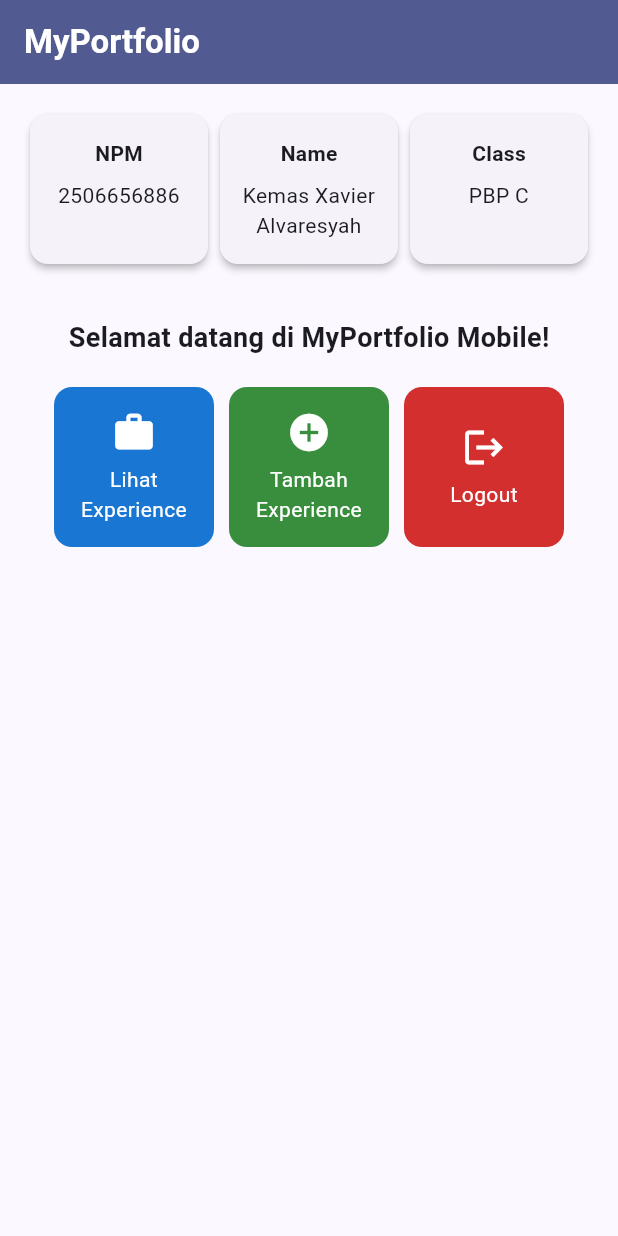
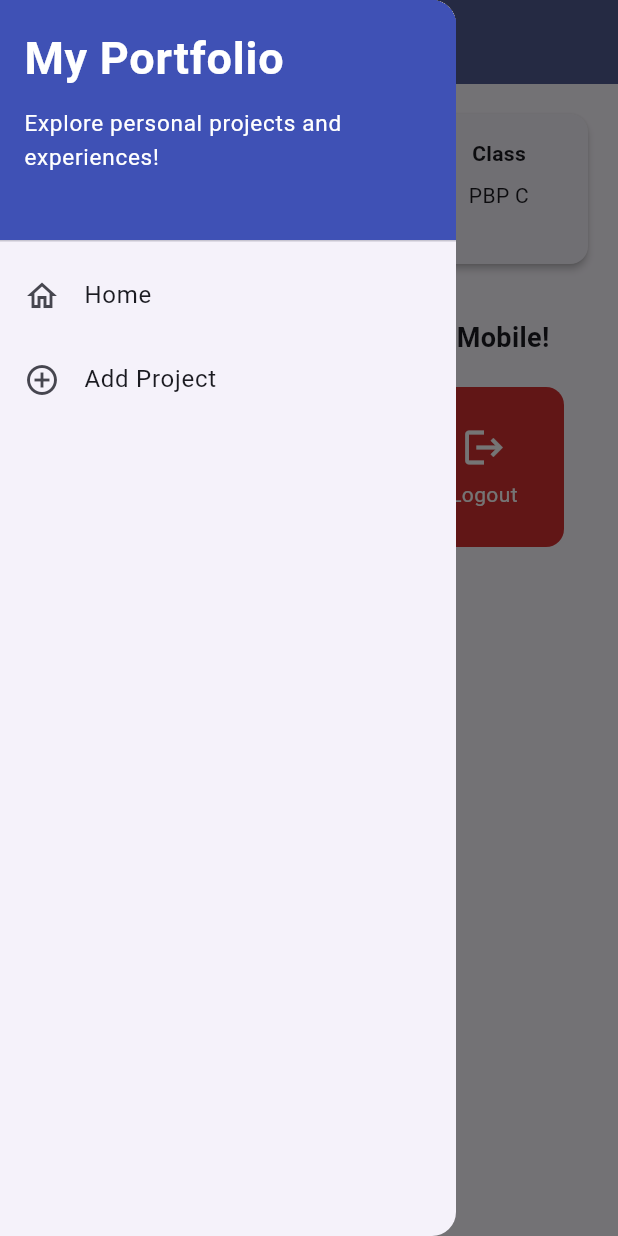
Before and after one commit to 6avier/myportofolio_mobile, a Flutter app: the screen it shows after launch, with the side drawer open (before the commit the screen has no drawer), on a phone screen of 412 x 824 dp. Run offline on Flutter 3.47's test engine with Material 3 defaults, Android fonts, the phone set to English and light mode, and no system bars; our stand-ins replace material_ui.

Commit message:
Tutorial 09: add left drawer for navigating between home and project form

```diff
--- a/lib/menu.dart
+++ b/lib/menu.dart
@@ -1,4 +1,5 @@
 import 'package:material_ui/material_ui.dart';
+import 'package:myportofolio_mobile/widgets/left_drawer.dart';
 
 class MyHomePage extends StatelessWidget {
   MyHomePage({super.key});
@@ -27,7 +28,10 @@ class MyHomePage extends StatelessWidget {
           ),
         ),
         backgroundColor: Theme.of(context).colorScheme.primary,
+        iconTheme: const IconThemeData(color: Colors.white),
       ),
+      // Drawer menu untuk berpindah antarhalaman.
+      drawer: const LeftDrawer(),
       // Body halaman utama dengan padding di sekelilingnya.
       body: Padding(
         padding: const EdgeInsets.all(16.0),
--- a/lib/project_form.dart
+++ b/lib/project_form.dart
@@ -1,4 +1,5 @@
 import 'package:material_ui/material_ui.dart';
+import 'package:myportofolio_mobile/widgets/left_drawer.dart';
 
 class ProjectFormPage extends StatefulWidget {
   const ProjectFormPage({super.key});
@@ -36,6 +37,7 @@ class _ProjectFormPageState extends State<ProjectFormPage> {
         backgroundColor: Colors.indigo,
         foregroundColor: Colors.white,
       ),
+      drawer: const LeftDrawer(),
       body: Form(
         key: _formKey,
         child: SingleChildScrollView(
--- /dev/null
+++ b/lib/widgets/left_drawer.dart
@@ -0,0 +1,69 @@
+import 'package:material_ui/material_ui.dart';
+import 'package:myportofolio_mobile/menu.dart';
+import 'package:myportofolio_mobile/project_form.dart';
+
+class LeftDrawer extends StatelessWidget {
+  const LeftDrawer({super.key});
+
+  @override
+  Widget build(BuildContext context) {
+    return Drawer(
+      child: ListView(
+        children: [
+          const DrawerHeader(
+            decoration: BoxDecoration(
+              color: Colors.indigo,
+            ),
+            child: Column(
+              crossAxisAlignment: CrossAxisAlignment.start,
+              children: [
+                Text(
+                  'My Portfolio',
+                  style: TextStyle(
+                    fontSize: 30,
+                    fontWeight: FontWeight.bold,
+                    color: Colors.white,
+                  ),
+                ),
+                SizedBox(height: 10),
+                Text(
+                  'Explore personal projects and experiences!',
+                  style: TextStyle(
+                    fontSize: 15,
+                    color: Colors.white,
+                  ),
+                ),
+              ],
+            ),
+          ),
+          ListTile(
+            leading: const Icon(Icons.home_outlined),
+            title: const Text('Home'),
+            // Navigasi ke halaman utama portofolio
+            onTap: () {
+              Navigator.pushReplacement(
+                context,
+                MaterialPageRoute(
+                  builder: (context) => MyHomePage(),
+                ),
+              );
+            },
+          ),
+          ListTile(
+            leading: const Icon(Icons.add_circle_outline),
+            title: const Text('Add Project'),
+            // Navigasi ke halaman tambah proyek
+            onTap: () {
+              Navigator.pushReplacement(
+                context,
+                MaterialPageRoute(
+                  builder: (context) => const ProjectFormPage(),
+                ),
+              );
+            },
+          ),
+        ],
+      ),
+    );
+  }
+}
```
